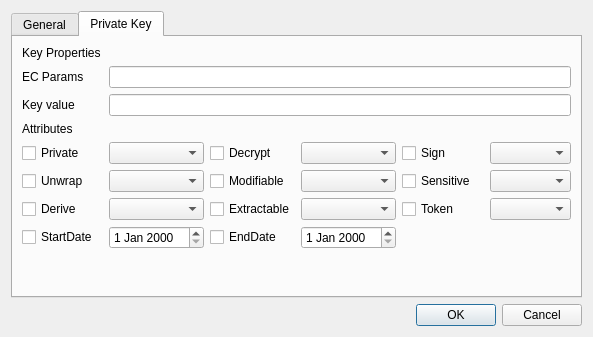
This is CryptokiMan/create_ec_pri_key_dlg.ui in jykim74/CryptokiMan as Qt 5 draws it before an edit. The edited form follows.
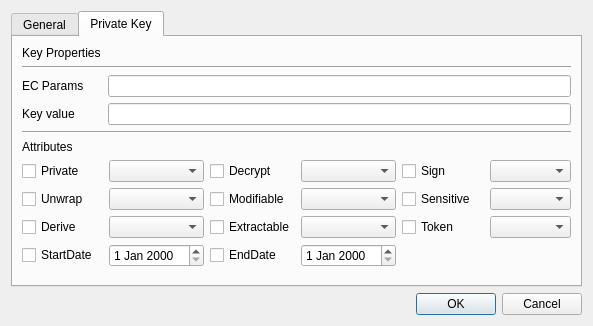
This is the edited form. The open tabs and pages were chosen to show the change.

Diff of the .ui file:
```diff
--- a/CryptokiMan/create_ec_pri_key_dlg.ui
+++ b/CryptokiMan/create_ec_pri_key_dlg.ui
@@ -7,7 +7,7 @@
     <x>0</x>
     <y>0</y>
     <width>593</width>
-    <height>337</height>
+    <height>326</height>
    </rect>
   </property>
   <property name="windowTitle">
@@ -120,81 +120,186 @@
       <attribute name="title">
        <string>Private Key</string>
       </attribute>
-      <layout class="QGridLayout" name="gridLayout_2">
-       <item row="6" column="1">
-        <widget class="QComboBox" name="mDeriveCombo"/>
-       </item>
-       <item row="4" column="1">
-        <widget class="QComboBox" name="mPrivateCombo"/>
-       </item>
-       <item row="5" column="3">
-        <widget class="QComboBox" name="mModifiableCombo"/>
-       </item>
-       <item row="6" column="0">
-        <widget class="QCheckBox" name="mDeriveCheck">
-         <property name="text">
-          <string notr="true">Derive</string>
-         </property>
-        </widget>
-       </item>
-       <item row="2" column="0">
-        <widget class="QLabel" name="label_11">
-         <property name="text">
-          <string>Key value</string>
-         </property>
-        </widget>
-       </item>
-       <item row="4" column="4">
-        <widget class="QCheckBox" name="mSignCheck">
-         <property name="text">
-          <string notr="true">Sign</string>
-         </property>
-        </widget>
-       </item>
-       <item row="5" column="2">
-        <widget class="QCheckBox" name="mModifiableCheck">
-         <property name="text">
-          <string notr="true">Modifiable</string>
-         </property>
-        </widget>
-       </item>
-       <item row="2" column="1" colspan="5">
-        <widget class="QLineEdit" name="mKeyValueText"/>
-       </item>
-       <item row="0" column="0" colspan="2">
+      <layout class="QVBoxLayout" name="verticalLayout_3">
+       <item>
         <widget class="QLabel" name="label_9">
          <property name="text">
           <string>Key Properties</string>
          </property>
         </widget>
        </item>
-       <item row="4" column="3">
-        <widget class="QComboBox" name="mDecryptCombo"/>
+       <item>
+        <widget class="Line" name="line_3">
+         <property name="orientation">
+          <enum>Qt::Horizontal</enum>
+         </property>
+        </widget>
        </item>
-       <item row="6" column="5">
-        <widget class="QComboBox" name="mTokenCombo"/>
+       <item>
+        <layout class="QGridLayout" name="gridLayout_2">
+         <property name="topMargin">
+          <number>0</number>
+         </property>
+         <item row="0" column="1">
+          <widget class="QLineEdit" name="mECPramsText"/>
+         </item>
+         <item row="0" column="0">
+          <widget class="QLabel" name="label_10">
+           <property name="minimumSize">
+            <size>
+             <width>80</width>
+             <height>0</height>
+            </size>
+           </property>
+           <property name="text">
+            <string>EC Params</string>
+           </property>
+          </widget>
+         </item>
+         <item row="1" column="0">
+          <widget class="QLabel" name="label_11">
+           <property name="text">
+            <string>Key value</string>
+           </property>
+          </widget>
+         </item>
+         <item row="1" column="1">
+          <widget class="QLineEdit" name="mKeyValueText"/>
+         </item>
+        </layout>
        </item>
-       <item row="3" column="0">
+       <item>
+        <widget class="Line" name="line_4">
+         <property name="orientation">
+          <enum>Qt::Horizontal</enum>
+         </property>
+        </widget>
+       </item>
+       <item>
         <widget class="QLabel" name="label_12">
          <property name="text">
           <string>Attributes</string>
          </property>
         </widget>
        </item>
-       <item row="1" column="0">
-        <widget class="QLabel" name="label_10">
-         <property name="text">
-          <string>EC Params</string>
+       <item>
+        <layout class="QGridLayout" name="gridLayout_5">
+         <property name="topMargin">
+          <number>0</number>
          </property>
-        </widget>
+         <item row="0" column="2">
+          <widget class="QCheckBox" name="mDecryptCheck">
+           <property name="text">
+            <string notr="true">Decrypt</string>
+           </property>
+          </widget>
+         </item>
+         <item row="1" column="2">
+          <widget class="QCheckBox" name="mModifiableCheck">
+           <property name="text">
+            <string notr="true">Modifiable</string>
+           </property>
+          </widget>
+         </item>
+         <item row="0" column="3">
+          <widget class="QComboBox" name="mDecryptCombo"/>
+         </item>
+         <item row="0" column="1">
+          <widget class="QComboBox" name="mPrivateCombo"/>
+         </item>
+         <item row="2" column="0">
+          <widget class="QCheckBox" name="mDeriveCheck">
+           <property name="text">
+            <string notr="true">Derive</string>
+           </property>
+          </widget>
+         </item>
+         <item row="2" column="1">
+          <widget class="QComboBox" name="mDeriveCombo"/>
+         </item>
+         <item row="1" column="0">
+          <widget class="QCheckBox" name="mUnwrapCheck">
+           <property name="text">
+            <string notr="true">Unwrap</string>
+           </property>
+          </widget>
+         </item>
+         <item row="1" column="4">
+          <widget class="QCheckBox" name="mSensitiveCheck">
+           <property name="text">
+            <string notr="true">Sensitive</string>
+           </property>
+          </widget>
+         </item>
+         <item row="1" column="1">
+          <widget class="QComboBox" name="mUnwrapCombo"/>
+         </item>
+         <item row="1" column="5">
+          <widget class="QComboBox" name="mSensitiveCombo"/>
+         </item>
+         <item row="2" column="5">
+          <widget class="QComboBox" name="mTokenCombo"/>
+         </item>
+         <item row="0" column="5">
+          <widget class="QComboBox" name="mSignCombo"/>
+         </item>
+         <item row="2" column="4">
+          <widget class="QCheckBox" name="mTokenCheck">
+           <property name="text">
+            <string notr="true">Token</string>
+           </property>
+          </widget>
+         </item>
+         <item row="0" column="0">
+          <widget class="QCheckBox" name="mPrivateCheck">
+           <property name="text">
+            <string notr="true">Private</string>
+           </property>
+          </widget>
+         </item>
+         <item row="0" column="4">
+          <widget class="QCheckBox" name="mSignCheck">
+           <property name="text">
+            <string notr="true">Sign</string>
+           </property>
+          </widget>
+         </item>
+         <item row="2" column="3">
+          <widget class="QComboBox" name="mExtractableCombo"/>
+         </item>
+         <item row="1" column="3">
+          <widget class="QComboBox" name="mModifiableCombo"/>
+         </item>
+         <item row="2" column="2">
+          <widget class="QCheckBox" name="mExtractableCheck">
+           <property name="text">
+            <string notr="true">Extractable</string>
+           </property>
+          </widget>
+         </item>
+         <item row="3" column="0">
+          <widget class="QCheckBox" name="mStartDateCheck">
+           <property name="text">
+            <string>StartDate</string>
+           </property>
+          </widget>
+         </item>
+         <item row="3" column="1">
+          <widget class="QDateEdit" name="mStartDateEdit"/>
+         </item>
+         <item row="3" column="2">
+          <widget class="QCheckBox" name="mEndDateCheck">
+           <property name="text">
+            <string>EndDate</string>
+           </property>
+          </widget>
+         </item>
+         <item row="3" column="3">
+          <widget class="QDateEdit" name="mEndDateEdit"/>
+         </item>
+        </layout>
        </item>
-       <item row="5" column="5">
-        <widget class="QComboBox" name="mSensitiveCombo"/>
-       </item>
-       <item row="6" column="3">
-        <widget class="QComboBox" name="mExtractableCombo"/>
-       </item>
-       <item row="8" column="0">
+       <item>
         <spacer name="verticalSpacer_2">
          <property name="orientation">
           <enum>Qt::Vertical</enum>
@@ -207,77 +312,6 @@
          </property>
         </spacer>
        </item>
-       <item row="4" column="5">
-        <widget class="QComboBox" name="mSignCombo"/>
-       </item>
-       <item row="1" column="1" colspan="5">
-        <widget class="QLineEdit" name="mECPramsText"/>
-       </item>
-       <item row="4" column="0">
-        <widget class="QCheckBox" name="mPrivateCheck">
-         <property name="text">
-          <string notr="true">Private</string>
-         </property>
-        </widget>
-       </item>
-       <item row="4" column="2">
-        <widget class="QCheckBox" name="mDecryptCheck">
-         <property name="text">
-          <string notr="true">Decrypt</string>
-         </property>
-        </widget>
-       </item>
-       <item row="5" column="0">
-        <widget class="QCheckBox" name="mUnwrapCheck">
-         <property name="text">
-          <string notr="true">Unwrap</string>
-         </property>
-        </widget>
-       </item>
-       <item row="5" column="1">
-        <widget class="QComboBox" name="mUnwrapCombo"/>
-       </item>
-       <item row="5" column="4">
-        <widget class="QCheckBox" name="mSensitiveCheck">
-         <property name="text">
-          <string notr="true">Sensitive</string>
-         </property>
-        </widget>
-       </item>
-       <item row="6" column="4">
-        <widget class="QCheckBox" name="mTokenCheck">
-         <property name="text">
-          <string notr="true">Token</string>
-         </property>
-        </widget>
-       </item>
-       <item row="6" column="2">
-        <widget class="QCheckBox" name="mExtractableCheck">
-         <property name="text">
-          <string notr="true">Extractable</string>
-         </property>
-        </widget>
-       </item>
-       <item row="7" column="0">
-        <widget class="QCheckBox" name="mStartDateCheck">
-         <property name="text">
-          <string>StartDate</string>
-         </property>
-        </widget>
-       </item>
-       <item row="7" column="2">
-        <widget class="QCheckBox" name="mEndDateCheck">
-         <property name="text">
-          <string>EndDate</string>
-         </property>
-        </widget>
-       </item>
-       <item row="7" column="1">
-        <widget class="QDateEdit" name="mStartDateEdit"/>
-       </item>
-       <item row="7" column="3">
-        <widget class="QDateEdit" name="mEndDateEdit"/>
-       </item>
       </layout>
      </widget>
     </widget>
```
Left out of the diff: 249 changed lines with no effect on the pictures.
